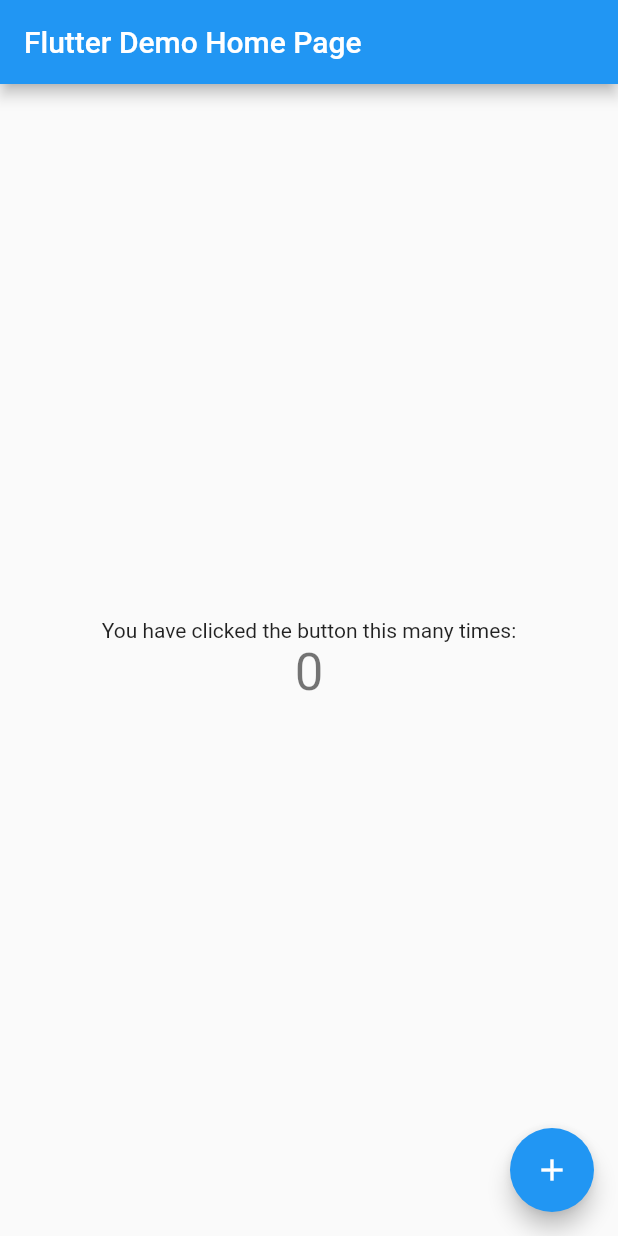
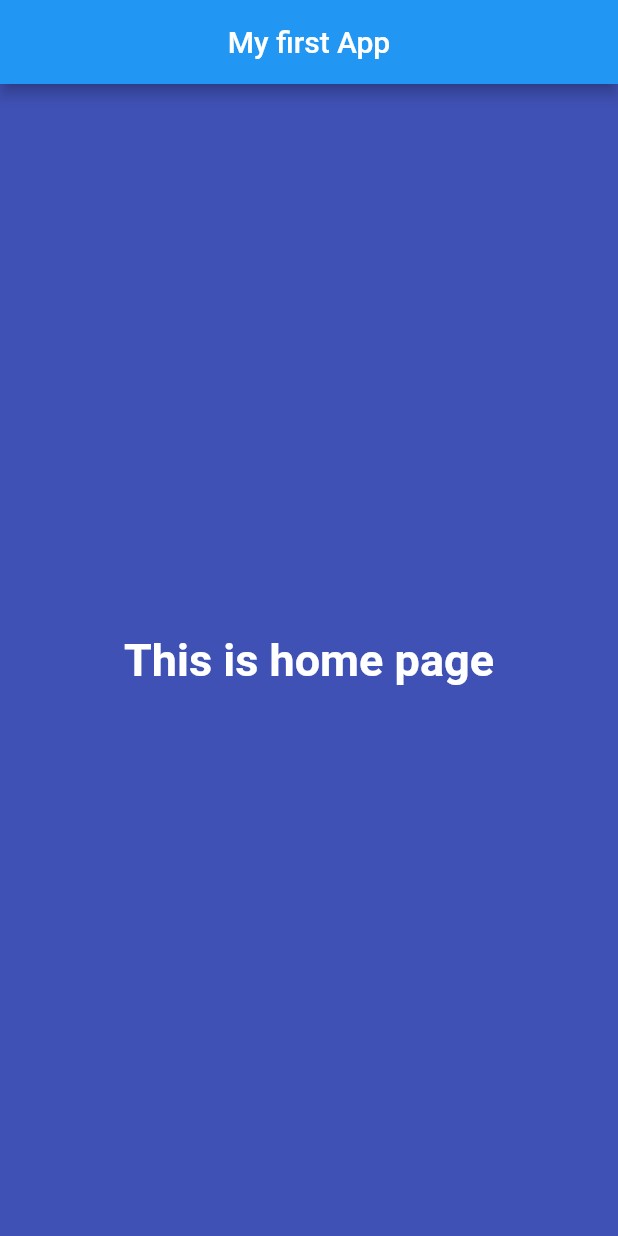
Before and after one commit to HonestElf/flutter, a Flutter app: the screen it shows after launch, on a phone screen of 412 x 824 dp. Run offline on Flutter 3.47's test engine with Material 2 defaults, Android fonts, the phone set to English and light mode, and no system bars.

Commit message:
FIrst app

```diff
--- a/project1/hello_flutter/lib/main.dart
+++ b/project1/hello_flutter/lib/main.dart
@@ -1,115 +1,29 @@
+import 'package:flutter/cupertino.dart';
 import 'package:flutter/material.dart';
 
 void main() {
-  runApp(const MyApp());
+  runApp(
+    MaterialApp(
+      home: Scaffold(
+          backgroundColor: Colors.indigo,
+          appBar: AppBar(
+            title: Text('My first App'),
+            centerTitle: true,
+          ),
+          body: Center(
+              child: Text(
+            'This is home page',
+            style: TextStyle(
+                fontSize: 30, fontWeight: FontWeight.bold, color: Colors.white),
+          ))),
+      // Center(
+      //   child: Text(
+      //     'hello Flutter'.toUpperCase(),
+      //     textDirection: TextDirection.ltr,
+      //     style: TextStyle(
+      //         fontSize: 40, fontWeight: FontWeight.bold, color: Colors.red),
+      //   ),
+      // )
+    ),
+  );
 }
-
-class MyApp extends StatelessWidget {
-  const MyApp({super.key});
-
-  // This widget is the root of your application.
-  @override
-  Widget build(BuildContext context) {
-    return MaterialApp(
-      title: 'Flutter Demo',
-      theme: ThemeData(
-        // This is the theme of your application.
-        //
-        // Try running your application with "flutter run". You'll see the
-        // application has a blue toolbar. Then, without quitting the app, try
-        // changing the primarySwatch below to Colors.green and then invoke
-        // "hot reload" (press "r" in the console where you ran "flutter run",
-        // or simply save your changes to "hot reload" in a Flutter IDE).
-        // Notice that the counter didn't reset back to zero; the application
-        // is not restarted.
-        primarySwatch: Colors.blue,
-      ),
-      home: const MyHomePage(title: 'Flutter Demo Home Page'),
-    );
-  }
-}
-
-class MyHomePage extends StatefulWidget {
-  const MyHomePage({super.key, required this.title});
-
-  // This widget is the home page of your application. It is stateful, meaning
-  // that it has a State object (defined below) that contains fields that affect
-  // how it looks.
-
-  // This class is the configuration for the state. It holds the values (in this
-  // case the title) provided by the parent (in this case the App widget) and
-  // used by the build method of the State. Fields in a Widget subclass are
-  // always marked "final".
-
-  final String title;
-
-  @override
-  State<MyHomePage> createState() => _MyHomePageState();
-}
-
-class _MyHomePageState extends State<MyHomePage> {
-  int _counter = 0;
-
-  void _incrementCounter() {
-    setState(() {
-      // This call to setState tells the Flutter framework that something has
-      // changed in this State, which causes it to rerun the build method below
-      // so that the display can reflect the updated values. If we changed
-      // _counter without calling setState(), then the build method would not be
-      // called again, and so nothing would appear to happen.
-      _counter++;
-    });
-  }
-
-  @override
-  Widget build(BuildContext context) {
-    // This method is rerun every time setState is called, for instance as done
-    // by the _incrementCounter method above.
-    //
-    // The Flutter framework has been optimized to make rerunning build methods
-    // fast, so that you can just rebuild anything that needs updating rather
-    // than having to individually change instances of widgets.
-    return Scaffold(
-      appBar: AppBar(
-        // Here we take the value from the MyHomePage object that was created by
-        // the App.build method, and use it to set our appbar title.
-        title: Text(widget.title),
-      ),
-      body: Center(
-        // Center is a layout widget. It takes a single child and positions it
-        // in the middle of the parent.
-        child: Column(
-          // Column is also a layout widget. It takes a list of children and
-          // arranges them vertically. By default, it sizes itself to fit its
-          // children horizontally, and tries to be as tall as its parent.
-          //
-          // Invoke "debug painting" (press "p" in the console, choose the
-          // "Toggle Debug Paint" action from the Flutter Inspector in Android
-          // Studio, or the "Toggle Debug Paint" command in Visual Studio Code)
-          // to see the wireframe for each widget.
-          //
-          // Column has various properties to control how it sizes itself and
-          // how it positions its children. Here we use mainAxisAlignment to
-          // center the children vertically; the main axis here is the vertical
-          // axis because Columns are vertical (the cross axis would be
-          // horizontal).
-          mainAxisAlignment: MainAxisAlignment.center,
-          children: <Widget>[
-            const Text(
-              'You have clicked the button this many times:',
-            ),
-            Text(
-              '$_counter',
-              style: Theme.of(context).textTheme.headline4,
-            ),
-          ],
-        ),
-      ),
-      floatingActionButton: FloatingActionButton(
-        onPressed: _incrementCounter,
-        tooltip: 'Increment',
-        child: const Icon(Icons.add),
-      ), // This trailing comma makes auto-formatting nicer for build methods.
-    );
-  }
-}
```
Also changed, not shown: 1 other file.
